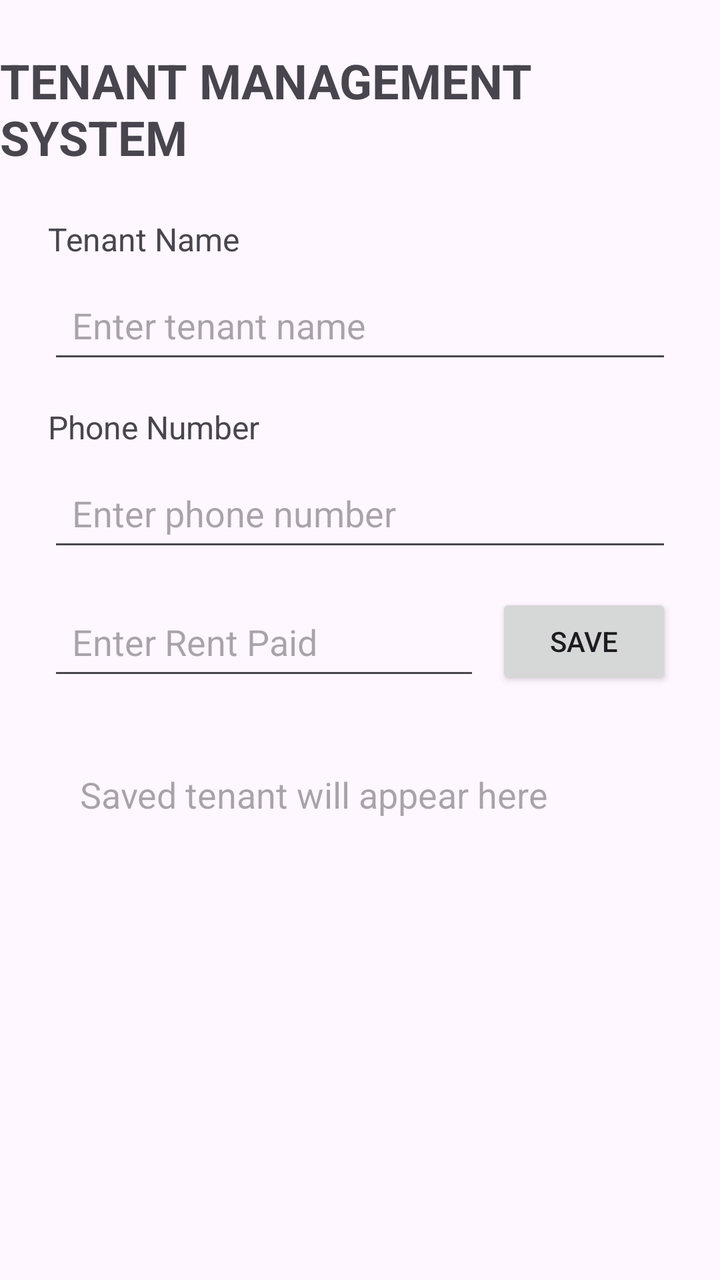
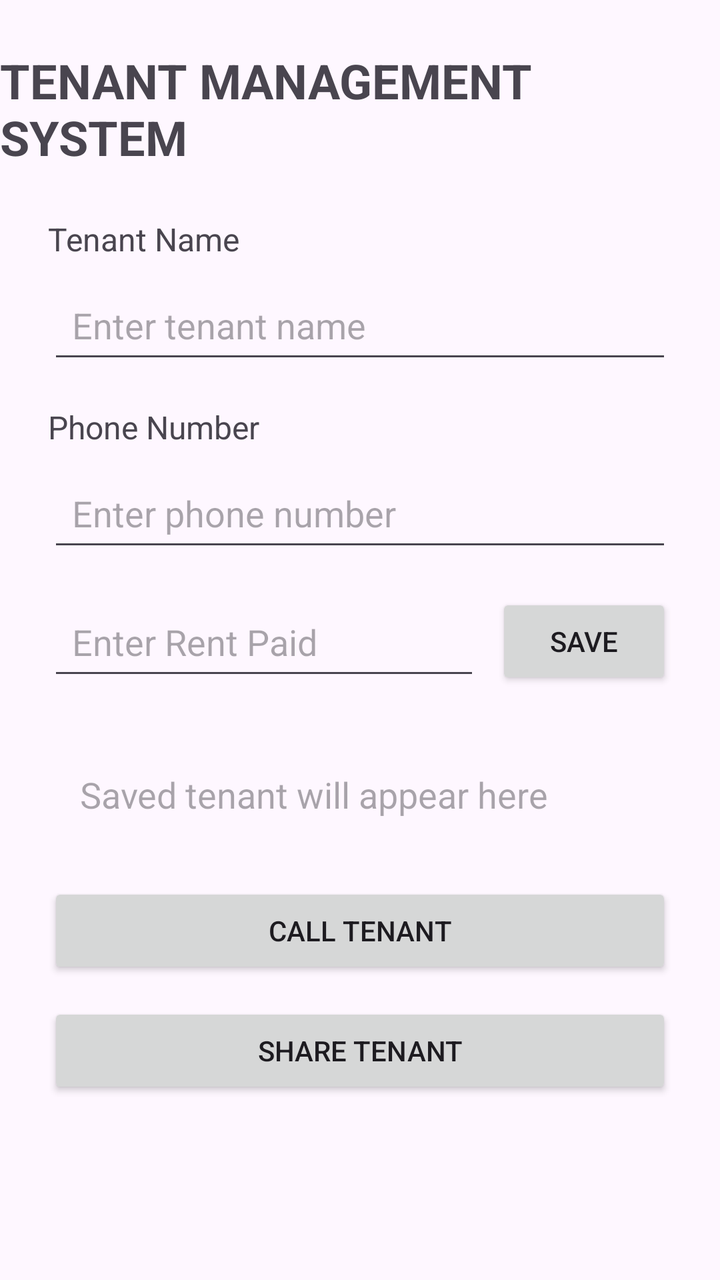

Compare the two renders of this Android layout. The source of the first and the diff that turns it into the second are given below.
<!-- AndroidManifest.xml: application theme Theme.TenderManagementSystem -->
<!-- res/layout/activity_main.xml -->
<?xml version="1.0" encoding="utf-8"?>
<layout xmlns:android="http://schemas.android.com/apk/res/android"
    xmlns:app="http://schemas.android.com/apk/res-auto">

    <data>
        <variable
            name="tenant"
            type="com.example.tendermanagementsystem.Tenant" />
    </data>

    <androidx.constraintlayout.widget.ConstraintLayout
        android:layout_width="match_parent"
        android:layout_height="match_parent">

        <TextView
            android:id="@+id/titleTextView"
            android:layout_width="wrap_content"
            android:layout_height="wrap_content"
            android:text="TENANT MANAGEMENT SYSTEM"
            android:textSize="24sp"
            android:textStyle="bold"
            android:layout_marginTop="24dp"
            app:layout_constraintTop_toTopOf="parent"
            app:layout_constraintStart_toStartOf="parent"
            app:layout_constraintEnd_toEndOf="parent" />

        <TextView
            android:id="@+id/tenantNameLabel"
            android:layout_width="wrap_content"
            android:layout_height="wrap_content"
            android:text="Tenant Name"
            android:textSize="16sp"
            android:layout_marginTop="24dp"
            android:layout_marginStart="24dp"
            app:layout_constraintTop_toBottomOf="@id/titleTextView"
            app:layout_constraintStart_toStartOf="parent" />

        <EditText
            android:id="@+id/tenantNameEditText"
            android:layout_width="0dp"
            android:layout_height="wrap_content"
            android:hint="Enter tenant name"
            android:minHeight="48dp"
            android:padding="12dp"
            android:layout_marginTop="8dp"
            android:layout_marginStart="24dp"
            android:layout_marginEnd="24dp"
            app:layout_constraintTop_toBottomOf="@id/tenantNameLabel"
            app:layout_constraintStart_toStartOf="parent"
            app:layout_constraintEnd_toEndOf="parent" />

        <TextView
            android:id="@+id/phoneLabel"
            android:layout_width="wrap_content"
            android:layout_height="wrap_content"
            android:text="Phone Number"
            android:textSize="16sp"
            android:layout_marginTop="16dp"
            android:layout_marginStart="24dp"
            app:layout_constraintTop_toBottomOf="@id/tenantNameEditText"
            app:layout_constraintStart_toStartOf="parent" />

        <EditText
            android:id="@+id/phoneEditText"
            android:layout_width="0dp"
            android:layout_height="wrap_content"
            android:hint="Enter phone number"
            android:inputType="phone"
            android:minHeight="48dp"
            android:padding="12dp"
            android:layout_marginTop="8dp"
            android:layout_marginStart="24dp"
            android:layout_marginEnd="24dp"
            app:layout_constraintTop_toBottomOf="@id/phoneLabel"
            app:layout_constraintStart_toStartOf="parent"
            app:layout_constraintEnd_toEndOf="parent" />

        <EditText
            android:id="@+id/rentEditText"
            android:layout_width="0dp"
            android:layout_height="wrap_content"
            android:hint="Enter Rent Paid"
            android:inputType="numberDecimal"
            android:minHeight="48dp"
            android:padding="12dp"
            android:layout_marginStart="24dp"
            android:layout_marginTop="16dp"
            android:layout_marginEnd="8dp"
            app:layout_constraintTop_toBottomOf="@id/phoneEditText"
            app:layout_constraintStart_toStartOf="parent"
            app:layout_constraintEnd_toStartOf="@id/saveButton" />

        <Button
            android:id="@+id/saveButton"
            android:layout_width="wrap_content"
            android:layout_height="wrap_content"
            android:text="SAVE"
            android:layout_marginEnd="24dp"
            app:layout_constraintTop_toTopOf="@id/rentEditText"
            app:layout_constraintEnd_toEndOf="parent" />

        <TextView
            android:id="@+id/tenantResultTextView"
            android:layout_width="0dp"
            android:layout_height="wrap_content"
            android:text="@{tenant.summary()}"
            android:hint="Saved tenant will appear here"
            android:textSize="18sp"
            android:padding="16dp"
            android:layout_margin="24dp"
            app:layout_constraintTop_toBottomOf="@id/rentEditText"
            app:layout_constraintStart_toStartOf="parent"
            app:layout_constraintEnd_toEndOf="parent" />

    </androidx.constraintlayout.widget.ConstraintLayout>
</layout>
<!-- resources referenced by this layout -->
<resources>
  <style name="Theme.TenderManagementSystem" parent="Base.Theme.TenderManagementSystem" />
  <style name="Base.Theme.TenderManagementSystem" parent="Theme.Material3.DayNight.NoActionBar">
          
          
      </style>
</resources>

<!-- the commit's change to res/layout/activity_main.xml (unified diff, before → after) -->
@@ -112,5 +112,29 @@
             app:layout_constraintStart_toStartOf="parent"
             app:layout_constraintEnd_toEndOf="parent" />
 
+        <Button
+            android:id="@+id/callButton"
+            android:layout_width="0dp"
+            android:layout_height="wrap_content"
+            android:text="CALL TENANT"
+            android:layout_marginStart="24dp"
+            android:layout_marginEnd="24dp"
+            android:layout_marginTop="16dp"
+            app:layout_constraintTop_toBottomOf="@id/tenantResultTextView"
+            app:layout_constraintStart_toStartOf="parent"
+            app:layout_constraintEnd_toEndOf="parent" />
+
+        <Button
+            android:id="@+id/shareButton"
+            android:layout_width="0dp"
+            android:layout_height="wrap_content"
+            android:text="SHARE TENANT"
+            android:layout_marginStart="24dp"
+            android:layout_marginEnd="24dp"
+            android:layout_marginTop="12dp"
+            app:layout_constraintTop_toBottomOf="@id/callButton"
+            app:layout_constraintStart_toStartOf="parent"
+            app:layout_constraintEnd_toEndOf="parent" />
+
     </androidx.constraintlayout.widget.ConstraintLayout>
 </layout>
